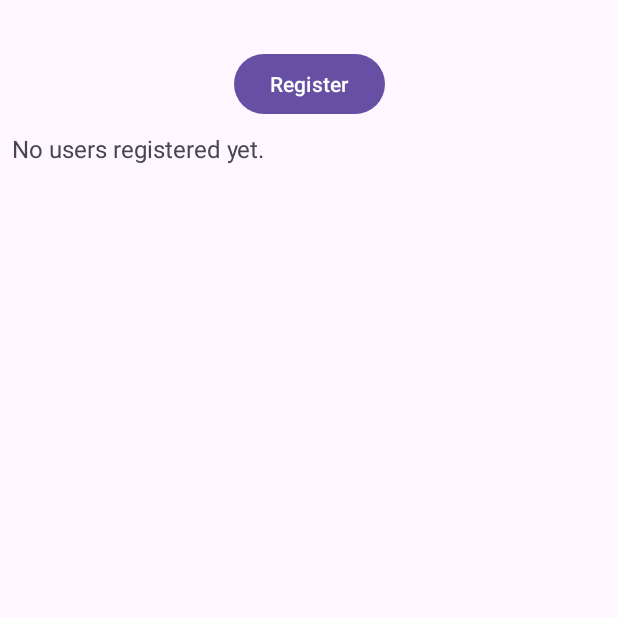
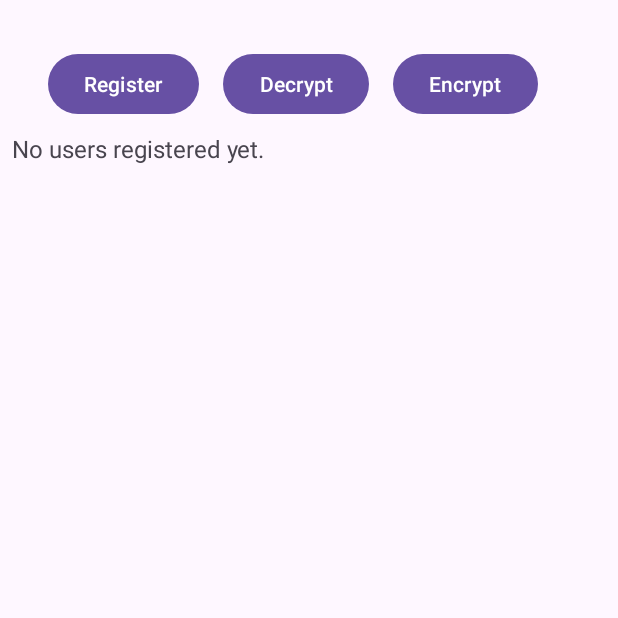
Before and after one commit to xqill275/MHA-Oliver-Long, an Android app: the screen it shows after launch (MainActivity), on a phone screen of 412 x 824 dp, the top half of it. Run offline under Robolectric (Android 15) with nearby library versions, the phone set to English and light mode, and no system bars; our stand-ins replace Room's generated code.

Commit message:
LAB ONE DONE - encryption!

```diff
--- a/MHA/app/src/main/java/com/example/mha/MainActivity.java
+++ b/MHA/app/src/main/java/com/example/mha/MainActivity.java
@@ -2,7 +2,6 @@ package com.example.mha;
 
 import android.content.Intent;
 import android.os.Bundle;
-import android.view.View;
 import android.widget.Button;
 import android.widget.TextView;
 
@@ -15,13 +14,15 @@ import androidx.core.view.WindowInsetsCompat;
 import java.util.List;
 
 public class MainActivity extends AppCompatActivity {
-    Button registerBtn;
+    Button registerBtn, decryptBtn, encryptBtn;
     TextView userListText;
+
     @Override
     protected void onCreate(Bundle savedInstanceState) {
         super.onCreate(savedInstanceState);
         EdgeToEdge.enable(this);
         setContentView(R.layout.activity_main);
+
         ViewCompat.setOnApplyWindowInsetsListener(findViewById(R.id.main), (v, insets) -> {
             Insets systemBars = insets.getInsets(WindowInsetsCompat.Type.systemBars());
             v.setPadding(systemBars.left, systemBars.top, systemBars.right, systemBars.bottom);
@@ -29,22 +30,33 @@ public class MainActivity extends AppCompatActivity {
         });
 
         registerBtn = findViewById(R.id.RegisterButton);
+        decryptBtn = findViewById(R.id.DecryptButton);
+        encryptBtn = findViewById(R.id.EncryptButton);
         userListText = findViewById(R.id.UserListText);
 
-        registerBtn.setOnClickListener(new View.OnClickListener() {
-            @Override
-            public void onClick(View v) {
-                startActivity(new Intent(MainActivity.this, RegisterPage.class));
+        AppDatabase db = AppDatabase.getInstance(this);
+        displayUsersEncrypted(db);
 
+        // Open Register page
+        registerBtn.setOnClickListener(v ->
+                startActivity(new Intent(MainActivity.this, RegisterPage.class))
+        );
+
+        // Decrypt and show readable data
+        decryptBtn.setOnClickListener(v -> displayUsersDecrypted(db));
+
+        // Re-encrypt and show stored ciphertext again
+        encryptBtn.setOnClickListener(v -> displayUsersEncrypted(db));
     }
-        });
 
-        AppDatabase db = AppDatabase.getInstance(this);
+    private void displayUsersEncrypted(AppDatabase db) {
         List<UserEntity> users = db.usersDao().getAllUsers();
 
         if (users.isEmpty()) {
             userListText.setText("No users registered yet.");
-        } else {
+            return;
+        }
+
         StringBuilder sb = new StringBuilder();
         for (UserEntity user : users) {
             sb.append("Name: ").append(user.fullName)
@@ -56,5 +68,30 @@ public class MainActivity extends AppCompatActivity {
         }
         userListText.setText(sb.toString());
     }
+
+    private void displayUsersDecrypted(AppDatabase db) {
+        List<UserEntity> users = db.usersDao().getAllUsers();
+
+        if (users.isEmpty()) {
+            userListText.setText("No users registered yet.");
+            return;
+        }
+
+        StringBuilder sb = new StringBuilder();
+        for (UserEntity user : users) {
+            String decryptedName = CryptClass.decrypt(user.fullName);
+            String decryptedEmail = CryptClass.decrypt(user.email);
+            String decryptedNhs = CryptClass.decrypt(user.NhsNum);
+            String decryptedDob = CryptClass.decrypt(user.DOB);
+            String decryptedPhone = CryptClass.decrypt(user.phoneNum);
+
+            sb.append("Name: ").append(decryptedName)
+                    .append("\nEmail: ").append(decryptedEmail)
+                    .append("\nNHS: ").append(decryptedNhs)
+                    .append("\nDOB: ").append(decryptedDob)
+                    .append("\nPhone: ").append(decryptedPhone)
+                    .append("\n---------------------\n");
+        }
+        userListText.setText(sb.toString());
     }
 }
--- a/MHA/app/src/main/res/layout/activity_main.xml
+++ b/MHA/app/src/main/res/layout/activity_main.xml
@@ -7,6 +7,7 @@
     android:layout_height="match_parent"
     tools:context=".MainActivity">
 
+    <!-- Register button -->
     <Button
         android:id="@+id/RegisterButton"
         android:layout_width="wrap_content"
@@ -14,9 +15,30 @@
         android:text="Register"
         app:layout_constraintTop_toTopOf="parent"
         app:layout_constraintStart_toStartOf="parent"
-        app:layout_constraintEnd_toEndOf="parent"
-        android:layout_marginTop="32dp" />
+        android:layout_marginTop="32dp"
+        android:layout_marginStart="32dp" />
 
+    <!-- Decrypt button -->
+    <Button
+        android:id="@+id/DecryptButton"
+        android:layout_width="wrap_content"
+        android:layout_height="wrap_content"
+        android:text="Decrypt"
+        app:layout_constraintTop_toTopOf="@id/RegisterButton"
+        app:layout_constraintStart_toEndOf="@id/RegisterButton"
+        android:layout_marginStart="16dp" />
+
+    <!-- Encrypt button -->
+    <Button
+        android:id="@+id/EncryptButton"
+        android:layout_width="wrap_content"
+        android:layout_height="wrap_content"
+        android:text="Encrypt"
+        app:layout_constraintTop_toTopOf="@id/DecryptButton"
+        app:layout_constraintStart_toEndOf="@id/DecryptButton"
+        android:layout_marginStart="16dp" />
+
+    <!-- Scrollable user list -->
     <ScrollView
         android:layout_width="0dp"
         android:layout_height="0dp"
```
Also changed, not shown: MHA/app/src/main/java/com/example/mha/CryptClass.java (added, +54 -0 lines), MHA/app/src/main/java/com/example/mha/RegisterPage.java (+13 -7 lines), MHA/app/src/main/java/com/example/mha/secretKeyManager.java (added, +43 -0 lines), 1 other file. Lines whose indentation alone changed are shown as unchanged.
